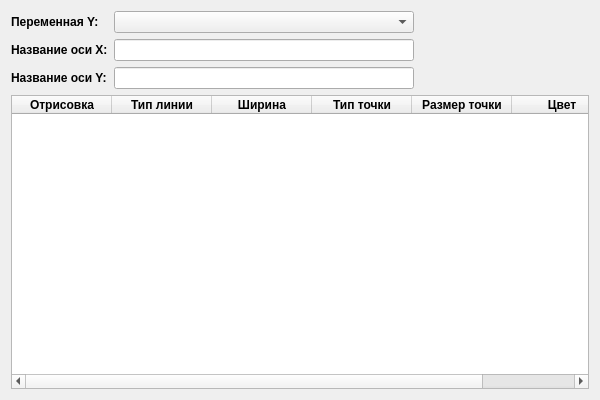
This is plotsettingswidget.ui in GlebDorohov17092006/Experiment2025 as Qt 5 draws it before an edit. The edited form follows.
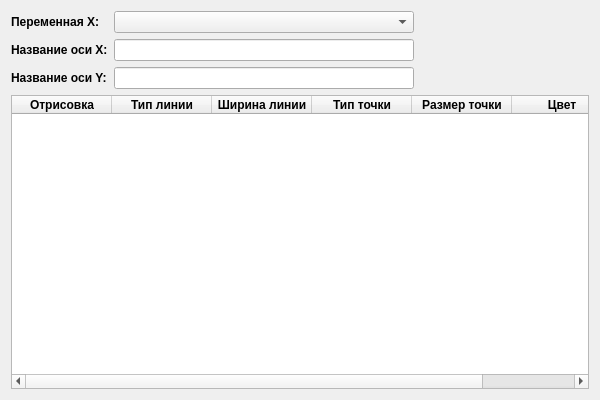
This is the edited form.

The edit to the form file:
```diff
--- a/plotsettingswidget.ui
+++ b/plotsettingswidget.ui
@@ -21,7 +21,7 @@
         </font>
        </property>
        <property name="text">
-        <string>Переменная Y:</string>
+        <string>Переменная X:</string>
        </property>
       </widget>
      </item>
@@ -114,7 +114,7 @@
      </column>
      <column>
       <property name="text">
-       <string>Ширина</string>
+       <string>Ширина линии</string>
       </property>
       <property name="font">
        <font>
```
Left out of the diff: 4 changed lines with no effect on the pictures.
